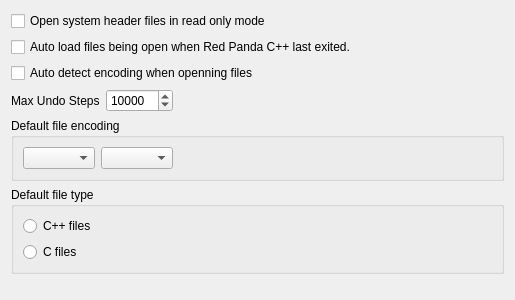
Above: RedPandaIDE/settingsdialog/editormiscwidget.ui from royqh1979/RedPanda-CPP before the change. Below: the same form after it.
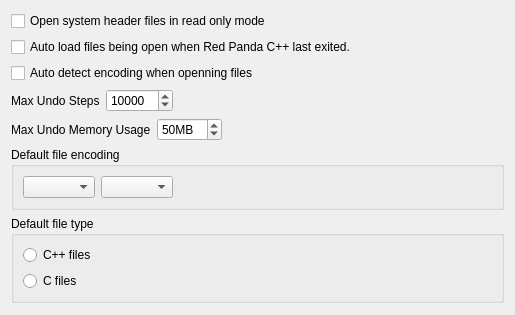
That is the form after the change.

Commit message: - enhancement: add option "max undo memory usage" in the options / editor / misc page

The edit to the form file:
```diff
--- a/RedPandaIDE/settingsdialog/editormiscwidget.ui
+++ b/RedPandaIDE/settingsdialog/editormiscwidget.ui
@@ -7,7 +7,7 @@
     <x>0</x>
     <y>0</y>
     <width>515</width>
-    <height>300</height>
+    <height>315</height>
    </rect>
   </property>
   <property name="windowTitle">
@@ -89,6 +89,57 @@
      </layout>
     </widget>
    </item>
+   <item>
+    <widget class="QWidget" name="widget_2" native="true">
+     <layout class="QHBoxLayout" name="horizontalLayout_3">
+      <property name="leftMargin">
+       <number>0</number>
+      </property>
+      <property name="topMargin">
+       <number>0</number>
+      </property>
+      <property name="rightMargin">
+       <number>0</number>
+      </property>
+      <property name="bottomMargin">
+       <number>0</number>
+      </property>
+      <item>
+       <widget class="QLabel" name="label_2">
+        <property name="text">
+         <string>Max Undo Memory Usage</string>
+        </property>
+       </widget>
+      </item>
+      <item>
+       <widget class="QSpinBox" name="spinMaxUndoMemory">
+        <property name="suffix">
+         <string>MB</string>
+        </property>
+        <property name="maximum">
+         <number>100</number>
+        </property>
+        <property name="value">
+         <number>50</number>
+        </property>
+       </widget>
+      </item>
+      <item>
+       <spacer name="horizontalSpacer_3">
+        <property name="orientation">
+         <enum>Qt::Horizontal</enum>
+        </property>
+        <property name="sizeHint" stdset="0">
+         <size>
+          <width>40</width>
+          <height>20</height>
+         </size>
+        </property>
+       </spacer>
+      </item>
+     </layout>
+    </widget>
+   </item>
    <item>
     <widget class="QGroupBox" name="groupBox_2">
      <property name="title">
```
The commit also changes 12 other files.
